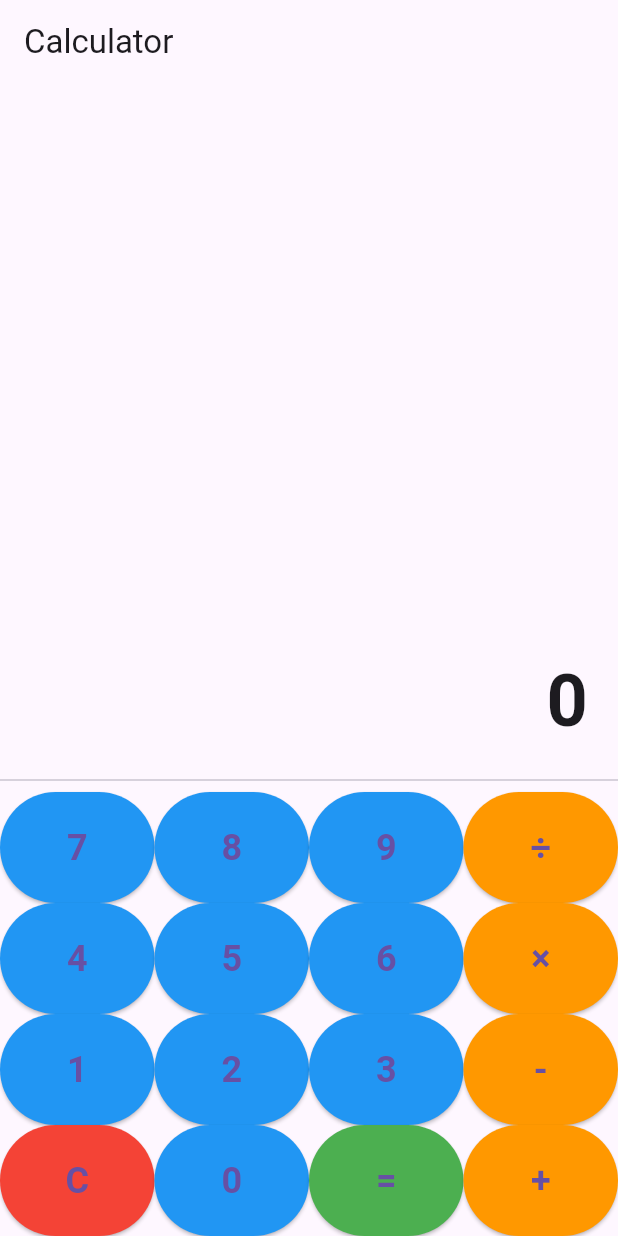
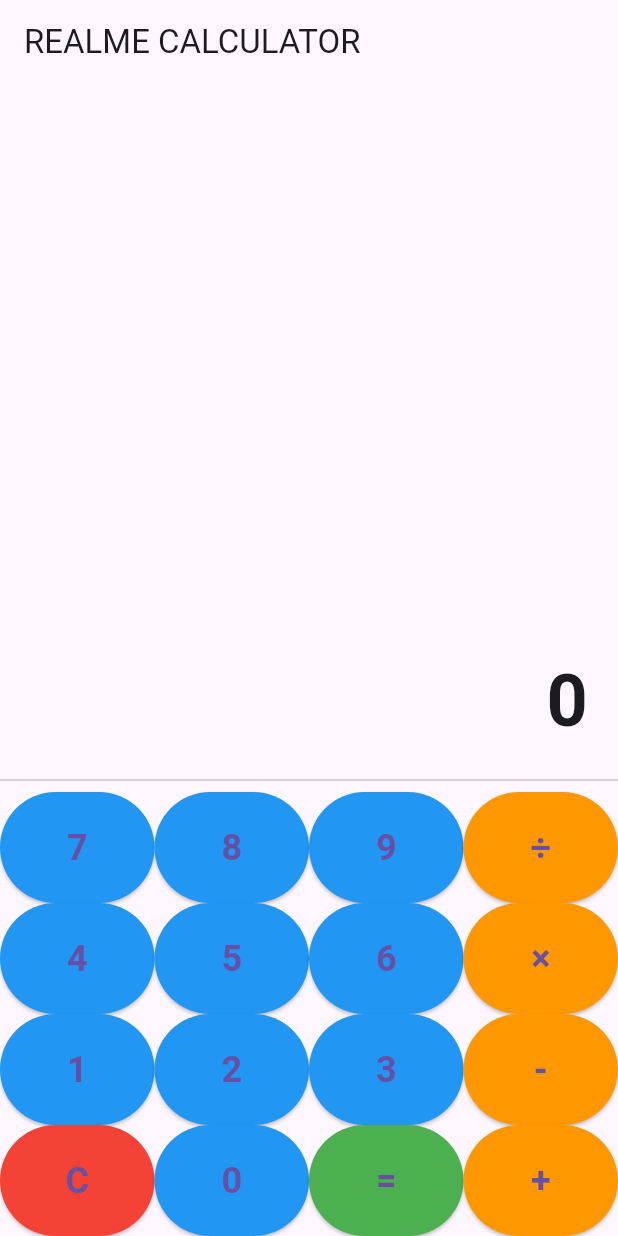
Before and after one commit to Jinsonjijy/calculator_flutter, a Flutter app: the screen it shows after launch, on a phone screen of 412 x 824 dp. Run offline on Flutter 3.47's test engine with Material 3 defaults, Android fonts, the phone set to English and light mode, and no system bars.

Commit message:
this is a commit for the loop

```diff
--- a/lib/main.dart
+++ b/lib/main.dart
@@ -91,8 +91,9 @@ class _CalculatorScreenState extends State<CalculatorScreen> {
 
   @override
   Widget build(BuildContext context) {
-    return Scaffold(
-      appBar: AppBar(title: Text("Calculator")),
+    return SafeArea(
+      child: Scaffold(
+        appBar: AppBar(title: Text("REALME CALCULATOR")),
         body: Column(
           children: [
             Expanded(
@@ -144,6 +145,7 @@ class _CalculatorScreenState extends State<CalculatorScreen> {
             ),
           ],
         ),
+      ),
     );
   }
 }
```
Lines whose indentation alone changed are shown as unchanged.
